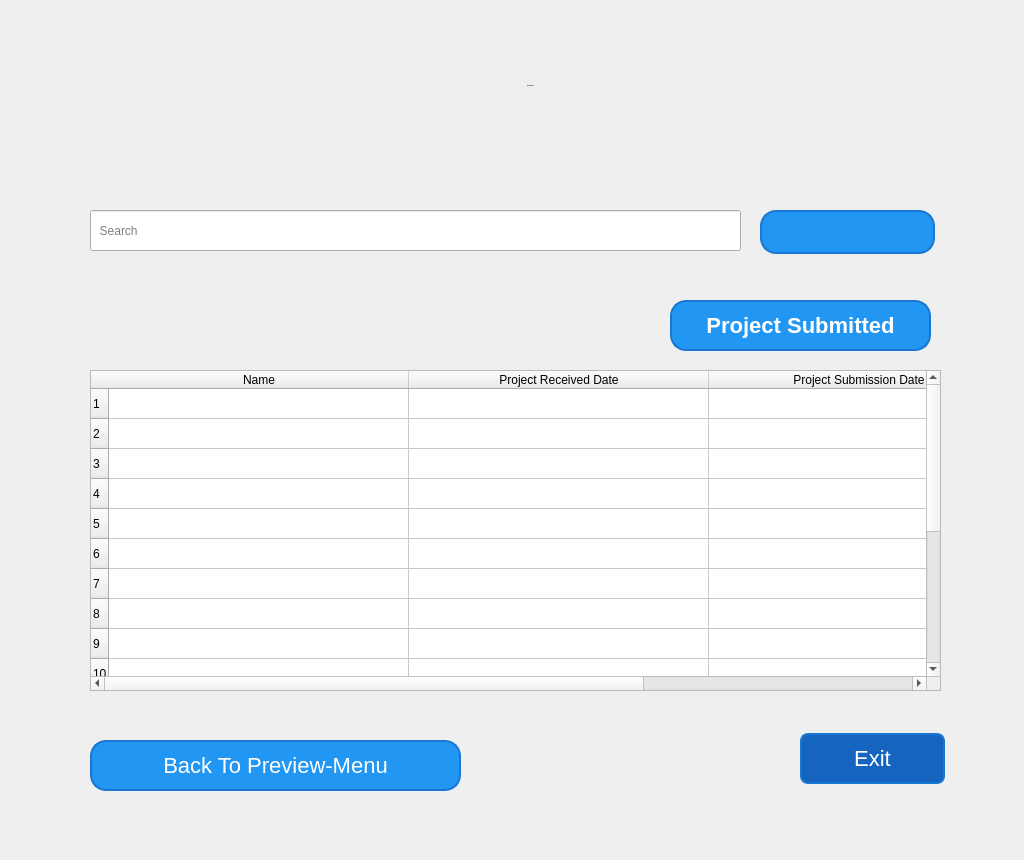
Qt form Customer Relationship Management/ui folders/interviews.ui (Harriery/my-python-projects) before a commit.
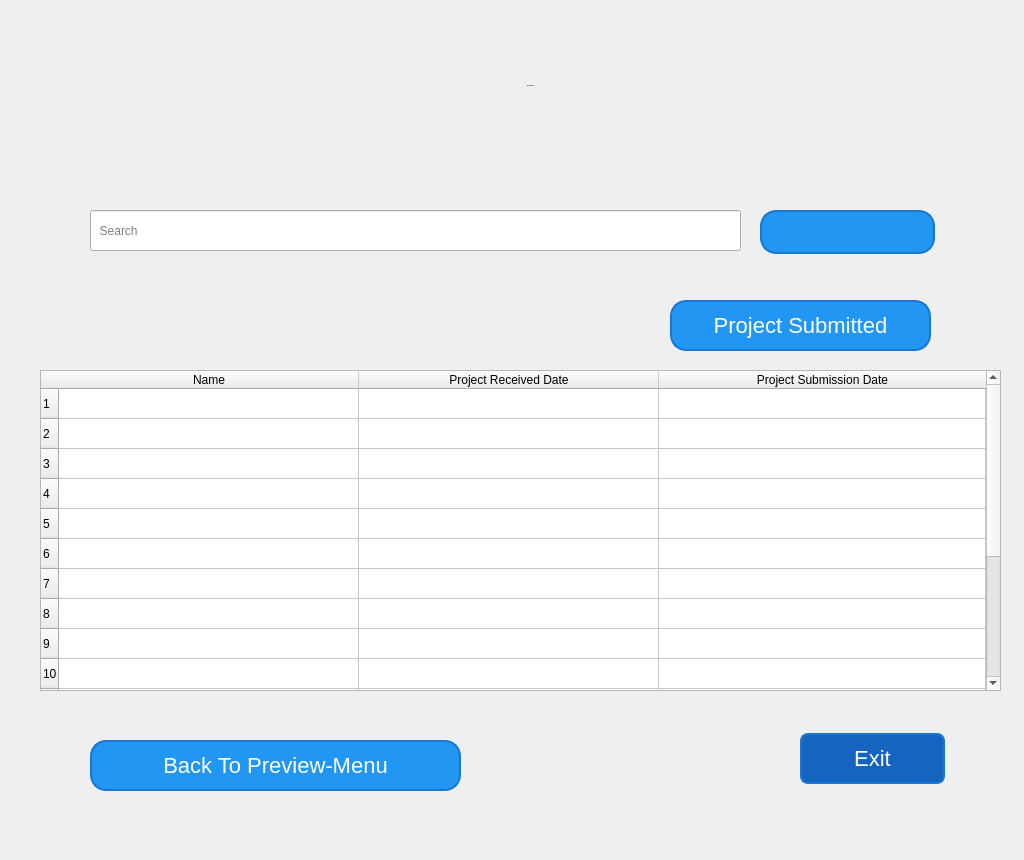
The same form after that commit. Icons and pictures are not drawn.

```diff
--- a/Customer Relationship Management/ui folders/interviews.ui
+++ b/Customer Relationship Management/ui folders/interviews.ui
@@ -70,8 +70,6 @@
    <property name="font">
     <font>
      <pointsize>-1</pointsize>
-     <weight>75</weight>
-     <bold>true</bold>
     </font>
    </property>
    <property name="styleSheet">
@@ -112,9 +110,9 @@
   <widget class="QTableWidget" name="tableWidget">
    <property name="geometry">
     <rect>
-     <x>90</x>
+     <x>40</x>
      <y>370</y>
-     <width>851</width>
+     <width>961</width>
      <height>321</height>
     </rect>
    </property>
```
Left out of the diff: 8 changed lines with no effect on the pictures.
